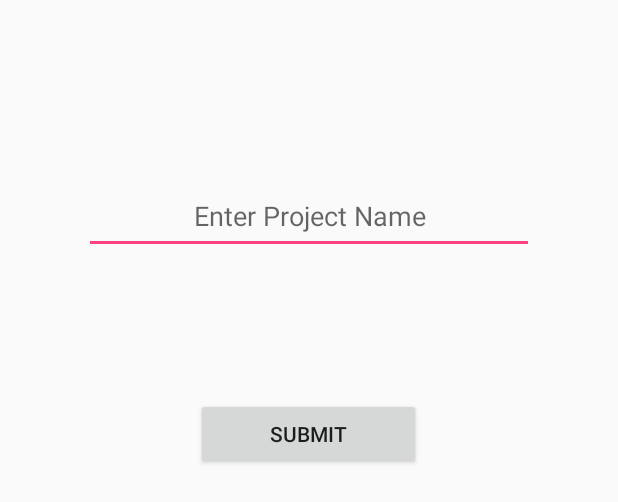
After one commit to jihoonok/QueueList, an Android app: the layout fragment_instructorproject.xml on its own in the app's theme, with its tools: preview values and no code run, on a phone screen of 412 x 824 dp. The commit adds this screen. Shown: the top 502 px of the screen. Run offline under Robolectric (Android 15) with nearby library versions, the phone set to English and light mode, and no system bars.

Commit message:
Added "add projects" feature

```diff
--- a/app/src/main/AndroidManifest.xml
+++ b/app/src/main/AndroidManifest.xml
@@ -24,6 +24,7 @@
         <activity android:name=".InstructorLoginActivity"></activity>
         <activity android:name=".InstructorViewActivity"></activity>
         <activity android:name=".InstructorQueueActivity"></activity>
+        <activity android:name=".InstructorProjectAddActivity"></activity>
     </application>
 
 </manifest>
--- /dev/null
+++ b/app/src/main/res/layout/fragment_instructorproject.xml
@@ -0,0 +1,25 @@
+<?xml version="1.0" encoding="utf-8"?>
+<RelativeLayout
+    xmlns:android="http://schemas.android.com/apk/res/android"
+    android:orientation="vertical"
+    android:layout_width="match_parent"
+    android:layout_height="match_parent">
+
+    <EditText
+        android:layout_width="300dp"
+        android:layout_height="50dp"
+        android:id="@+id/projectName"
+        android:hint="@string/enterProjectName"
+        android:gravity="center"
+        android:layout_marginTop="119dp"
+        android:layout_alignParentTop="true"
+        android:layout_centerHorizontal="true" />
+    <Button
+        android:id="@+id/submit_project"
+        android:layout_width="150dp"
+        android:layout_height="wrap_content"
+        android:text="@string/submit"
+        android:layout_marginTop="96dp"
+        android:layout_below="@+id/projectName"
+        android:layout_centerHorizontal="true" />
+</RelativeLayout>
--- a/app/src/main/res/values/strings.xml
+++ b/app/src/main/res/values/strings.xml
@@ -33,4 +33,6 @@
     <string name="next">Next Student</string>
     <string name="next_student">Click next student button to get the next student that needs help</string>
     <string name="Refresh">refresh</string>
+    <string name="addProject">Add Project</string>
+    <string name="enterProjectName">Enter Project Name</string>
 </resources>
```
Also changed, not shown: app/src/main/java/edu/umd/cs/queuelist/InstructorProjectAddActivity.java (added, +16 -0 lines), app/src/main/java/edu/umd/cs/queuelist/InstructorProjectAddFragment.java (added, +158 -0 lines), app/src/main/java/edu/umd/cs/queuelist/InstructorViewFragment.java (+9 -0 lines), app/src/main/res/layout/fragment_instructorview.xml (+10 -0 lines).
